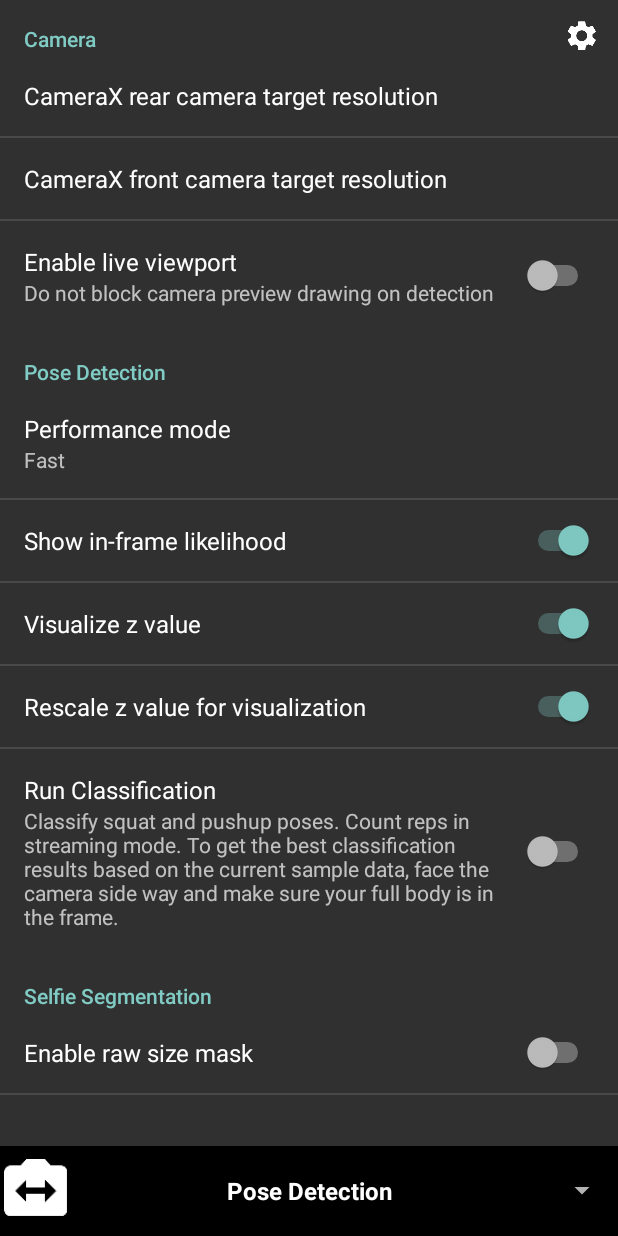
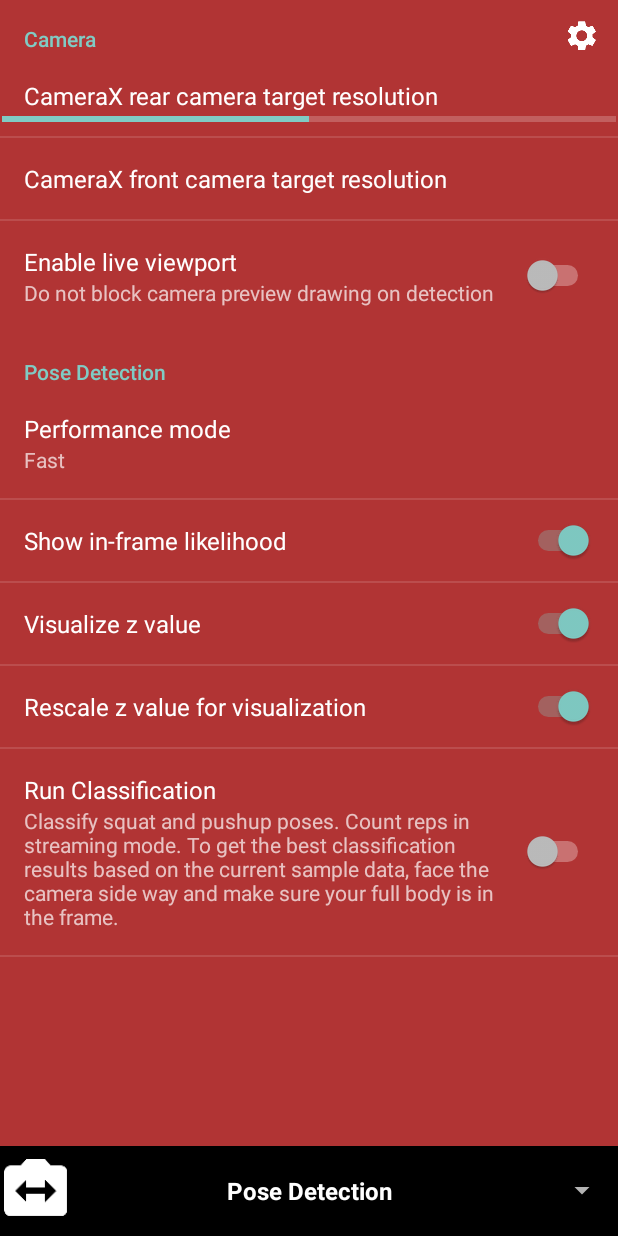
Before and after one commit to JaeHyoNi/binary_is_honamsun, an Android app: the fragment CameraXLivePreviewPreferenceFragment placed in its activity, on a phone screen of 412 x 824 dp. Run offline under Robolectric (Android 15) with nearby library versions, the phone set to English and light mode, and no system bars; libraries missing offline, so code that uses them is left out: androidx.camera.core, androidx.camera.lifecycle, androidx.camera.view; plain views replace PreviewView; 18 statements that could not run were skipped.

Commit message:
Progressbar만드는중

```diff
--- a/app/src/main/java/com/google/mlkit/vision/demo/CameraSource.java
+++ b/app/src/main/java/com/google/mlkit/vision/demo/CameraSource.java
@@ -73,7 +73,7 @@ public class CameraSource {
 
   private Camera camera;
 
-  private int facing = CAMERA_FACING_FRONT;
+  private int facing = CAMERA_FACING_BACK;
 
   /** Rotation of the device, and thus the associated preview images captured from the device. */
   private int rotationDegrees;
@@ -507,6 +507,7 @@ public class CameraSource {
     Camera.getCameraInfo(cameraId, cameraInfo);
 
     int displayAngle;
+    //이부분이 초기 설정 값
     if (cameraInfo.facing == CameraInfo.CAMERA_FACING_FRONT) {
       this.rotationDegrees = (cameraInfo.orientation + degrees) % 360;
       displayAngle = (360 - this.rotationDegrees) % 360; // compensate for it being mirrored
--- a/app/src/main/java/com/google/mlkit/vision/demo/java/CameraXLivePreviewActivity.java
+++ b/app/src/main/java/com/google/mlkit/vision/demo/java/CameraXLivePreviewActivity.java
@@ -37,6 +37,7 @@ import android.widget.AdapterView.OnItemSelectedListener;
 import android.widget.ArrayAdapter;
 import android.widget.CompoundButton;
 import android.widget.ImageView;
+import android.widget.ProgressBar;
 import android.widget.Spinner;
 import android.widget.Toast;
 import android.widget.ToggleButton;
@@ -61,6 +62,7 @@ import com.google.mlkit.vision.demo.preference.SettingsActivity;
 import com.google.mlkit.vision.pose.PoseDetectorOptionsBase;
 import java.util.ArrayList;
 import java.util.List;
+import com.google.mlkit.vision.demo.java.MyGlobal;
 
 /** Live preview demo app for ML Kit APIs using CameraX. */
 @KeepName
@@ -84,6 +86,8 @@ public final class CameraXLivePreviewActivity extends AppCompatActivity
   @Nullable private ImageAnalysis analysisUseCase;
   @Nullable private VisionImageProcessor imageProcessor;
   private boolean needUpdateGraphicOverlayImageSourceInfo;
+
+
 
   private String selectedModel = POSE_DETECTION;
   private int lensFacing = CameraSelector.LENS_FACING_FRONT;
@@ -110,6 +114,9 @@ public final class CameraXLivePreviewActivity extends AppCompatActivity
     cameraSelector = new CameraSelector.Builder().requireLensFacing(lensFacing).build();
 
     setContentView(R.layout.activity_vision_camerax_live_preview);
+
+
+
     previewView = findViewById(R.id.preview_view);
     if (previewView == null) {
       Log.d(TAG, "previewView is null");
@@ -166,7 +173,7 @@ public final class CameraXLivePreviewActivity extends AppCompatActivity
     super.onSaveInstanceState(bundle);
     bundle.putString(STATE_SELECTED_MODEL, selectedModel);
   }
-
+  //해당 부분에서 camera mode select가 된다. 동기화가 되어있구만
   @Override
   public synchronized void onItemSelected(AdapterView<?> parent, View view, int pos, long id) {
     // An item was selected. You can retrieve the selected item using
@@ -262,7 +269,10 @@ public final class CameraXLivePreviewActivity extends AppCompatActivity
     cameraProvider.bindToLifecycle(/* lifecycleOwner= */ this, cameraSelector, previewUseCase);
   }
 
+
+  //private에서 바꿈
   private void bindAnalysisUseCase() {
+    //ProgressBar progress = (ProgressBar) findViewById(R.id.progress);
     if (cameraProvider == null) {
       return;
     }
@@ -275,8 +285,10 @@ public final class CameraXLivePreviewActivity extends AppCompatActivity
     //이부분이 실질적으로 detect하는부분임
     //옵션, Z축 저건 다 환경설정의 옵션
     try {
+      System.out.println("이부분이 반복이 되나?");
       switch (selectedModel) {
         case POSE_DETECTION:
+          //모델 옵션설정
           PoseDetectorOptionsBase poseDetectorOptions =
               PreferenceUtils.getPoseDetectorOptionsForLivePreview(this);
           boolean shouldShowInFrameLikelihood =
@@ -285,6 +297,8 @@ public final class CameraXLivePreviewActivity extends AppCompatActivity
           boolean rescaleZ = PreferenceUtils.shouldPoseDetectionRescaleZForVisualization(this);
           boolean runClassification = PreferenceUtils.shouldPoseDetectionRunClassification(this);
           Log.d(TAG,"setting:" +visualizeZ + " " + rescaleZ + " " + runClassification);
+
+          //이미지 프로세서 설정
           imageProcessor =
               new PoseDetectorProcessor(
                   this,
@@ -314,6 +328,8 @@ public final class CameraXLivePreviewActivity extends AppCompatActivity
     analysisUseCase = builder.build();
 
     needUpdateGraphicOverlayImageSourceInfo = true;
+
+    //이놈이 계속 실행이 된다
     analysisUseCase.setAnalyzer(
         // imageProcessor.processImageProxy will use another thread to run the detection underneath,
         // thus we can just runs the analyzer itself on main thread.
@@ -332,13 +348,17 @@ public final class CameraXLivePreviewActivity extends AppCompatActivity
             needUpdateGraphicOverlayImageSourceInfo = false;
           }
           //이부분이 카메라 실행시키는 부분
+          //반복되는것도 이부분이넹
           try {
+            //processImageProxy() -> requestDetectImage() -> processImageProxy() -> detectInImage() -> getPoseResult() -> 문자열 생성
             imageProcessor.processImageProxy(imageProxy, graphicOverlay);
+            //progress.setProgress(MyGlobal.getInstance().getREP());
           } catch (MlKitException e) {
             Log.e(TAG, "Failed to process image. Error: " + e.getLocalizedMessage());
             Toast.makeText(getApplicationContext(), e.getLocalizedMessage(), Toast.LENGTH_SHORT)
                 .show();
           }
+
 
         });
     //이부분 제거하면 detector 사라지네
@@ -347,6 +367,8 @@ public final class CameraXLivePreviewActivity extends AppCompatActivity
     cameraProvider.bindToLifecycle(/* lifecycleOwner= */ this, cameraSelector, analysisUseCase);
   }
 
+
+  //아래에는 다 권한 관련 함수들
   private String[] getRequiredPermissions() {
     try {
       PackageInfo info =
--- a/app/src/main/java/com/google/mlkit/vision/demo/java/posedetector/PoseGraphic.java
+++ b/app/src/main/java/com/google/mlkit/vision/demo/java/posedetector/PoseGraphic.java
@@ -204,8 +204,8 @@ public class PoseGraphic extends Graphic {
     drawLine(canvas, rightHeel, rightFootIndex, rightPaint);
 
     //custom
-    drawLine(canvas, leftHip,leftAnkle,leftPaint);
-    drawLine(canvas, rightHip,rightAnkle,rightPaint);
+    //drawLine(canvas, leftHip,leftAnkle,leftPaint);
+    //drawLine(canvas, rightHip,rightAnkle,rightPaint);
 
     // Draw inFrameLikelihood for all points
     /*
--- a/app/src/main/java/com/google/mlkit/vision/demo/java/posedetector/classification/ClassificationResult.java
+++ b/app/src/main/java/com/google/mlkit/vision/demo/java/posedetector/classification/ClassificationResult.java
@@ -44,11 +44,14 @@ public class ClassificationResult {
   }
 
   public String getMaxConfidenceClass() {
+    System.out.println(classConfidences.entrySet());
     return max(
         classConfidences.entrySet(),
         (entry1, entry2) -> (int) (entry1.getValue() - entry2.getValue()))
         .getKey();
   }
+  //확률 제공 함수
+  public String getAllConfidence() {return classConfidences.toString();}
 
   public void incrementClassConfidence(String className) {
     classConfidences.put(className,
--- a/app/src/main/res/layout/activity_vision_camerax_live_preview.xml
+++ b/app/src/main/res/layout/activity_vision_camerax_live_preview.xml
@@ -1,26 +1,40 @@
 <?xml version="1.0" encoding="utf-8"?>
-<androidx.constraintlayout.widget.ConstraintLayout
-    xmlns:android="http://schemas.android.com/apk/res/android"
+<androidx.constraintlayout.widget.ConstraintLayout xmlns:android="http://schemas.android.com/apk/res/android"
     xmlns:app="http://schemas.android.com/apk/res-auto"
+    xmlns:tools="http://schemas.android.com/tools"
+    android:id="@+id/progress"
     android:layout_width="match_parent"
     android:layout_height="match_parent"
+    android:background="#B13434"
     android:keepScreenOn="true">
 
   <androidx.camera.view.PreviewView
       android:id="@+id/preview_view"
       android:layout_width="match_parent"
       android:layout_height="0dp"
-      app:layout_constraintTop_toTopOf="parent"
-      app:layout_constraintBottom_toTopOf="@+id/control"/>
+      app:layout_constraintBottom_toTopOf="@+id/control"
+      app:layout_constraintTop_toTopOf="parent">
+
+  </androidx.camera.view.PreviewView>
 
   <com.google.mlkit.vision.demo.GraphicOverlay
       android:id="@+id/graphic_overlay"
       android:layout_width="0dp"
       android:layout_height="0dp"
+      app:layout_constraintBottom_toBottomOf="@id/preview_view"
       app:layout_constraintLeft_toLeftOf="@id/preview_view"
       app:layout_constraintRight_toRightOf="@id/preview_view"
-      app:layout_constraintTop_toTopOf="@id/preview_view"
-      app:layout_constraintBottom_toBottomOf="@id/preview_view"/>
+      app:layout_constraintTop_toTopOf="@id/preview_view" />
+
+  <ProgressBar
+      android:id="@+id/progressBar16"
+      style="?android:attr/progressBarStyleHorizontal"
+      android:layout_width="409dp"
+      android:layout_height="159dp"
+      android:progress="50"
+      app:layout_constraintEnd_toEndOf="parent"
+      app:layout_constraintStart_toStartOf="@+id/preview_view"
+      app:layout_constraintTop_toTopOf="parent" />
 
   <include
       android:id="@+id/settings_button"
@@ -34,9 +48,9 @@
       android:id="@id/control"
       android:layout_width="match_parent"
       android:layout_height="60dp"
-      app:layout_constraintBottom_toBottomOf="parent"
       android:background="#000"
-      android:orientation="horizontal">
+      android:orientation="horizontal"
+      app:layout_constraintBottom_toBottomOf="parent">
 
     <ToggleButton
         android:id="@+id/facing_switch"
@@ -46,14 +60,15 @@
         android:background="@layout/toggle_style"
         android:checked="false"
         android:textOff=""
-        android:textOn=""/>
+        android:textOn="" />
 
     <Spinner
         android:id="@+id/spinner"
         android:layout_width="0dp"
+        android:layout_height="wrap_content"
+        android:layout_gravity="center"
         android:layout_weight="1"
-        android:layout_height="wrap_content"
-        android:layout_gravity="center"/>
+        tools:ignore="SpeakableTextPresentCheck,TouchTargetSizeCheck" />
 
   </LinearLayout>
 
--- a/app/src/main/res/xml/preference_live_preview_quickstart.xml
+++ b/app/src/main/res/xml/preference_live_preview_quickstart.xml
@@ -71,11 +71,4 @@
         android:summary="@string/pref_summary_pose_detector_run_classification"/>
   </PreferenceCategory>
 
-  <PreferenceCategory android:title="@string/pref_category_segmentation">
-    <SwitchPreference
-        android:defaultValue="false"
-        android:key="@string/pref_key_segmentation_raw_size_mask"
-        android:persistent="true"
-        android:title="@string/pref_title_segmentation_raw_size_mask"/>
-  </PreferenceCategory>
 </PreferenceScreen>
```
Also changed, not shown: app/src/main/java/com/google/mlkit/vision/demo/java/MyGlobal.java (added, +38 -0 lines), app/src/main/java/com/google/mlkit/vision/demo/java/VisionProcessorBase.java (+12 -0 lines), app/src/main/java/com/google/mlkit/vision/demo/java/posedetector/classification/PoseClassifierProcessor.java (+28 -3 lines), 26 other files.
